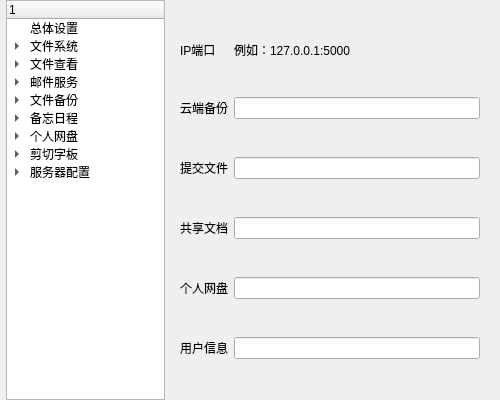
This is Setting/ui/Setting.ui in 3548848289/UniFileHub as Qt 5 draws it before an edit. The edited form follows.
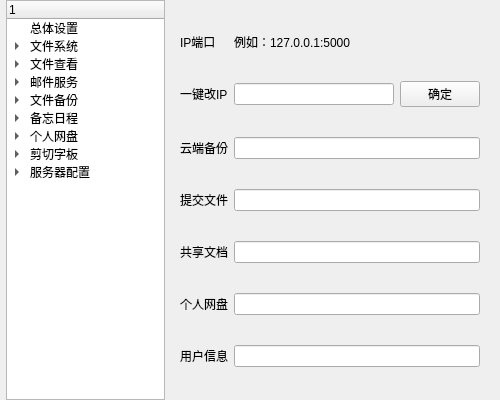
This is the edited form. The open tabs and pages were chosen to show the change. Icons and pictures are not drawn.

What changed in the file:
```diff
--- a/Setting/ui/Setting.ui
+++ b/Setting/ui/Setting.ui
@@ -539,7 +539,7 @@
      </widget>
      <widget class="QWidget" name="server_config">
       <layout class="QGridLayout" name="gridLayout_10">
-       <item row="3" column="0">
+       <item row="4" column="0">
         <widget class="QLabel" name="server_config_label5">
          <property name="text">
           <string>共享文档</string>
@@ -553,27 +553,27 @@
          </property>
         </widget>
        </item>
-       <item row="5" column="0">
+       <item row="6" column="0">
         <widget class="QLabel" name="server_confi_label6">
          <property name="text">
           <string>用户信息</string>
          </property>
         </widget>
        </item>
-       <item row="3" column="2">
+       <item row="4" column="2">
         <widget class="QLineEdit" name="server_config_lineEdit3"/>
        </item>
-       <item row="2" column="0">
+       <item row="3" column="0">
         <widget class="QLabel" name="server_config_label4">
          <property name="text">
           <string>提交文件</string>
          </property>
         </widget>
        </item>
-       <item row="5" column="2">
+       <item row="6" column="2">
         <widget class="QLineEdit" name="server_config_lineEdit4"/>
        </item>
-       <item row="1" column="0">
+       <item row="2" column="0">
         <widget class="QLabel" name="server_config_label3">
          <property name="text">
           <string>云端备份</string>
@@ -593,20 +593,41 @@
          </property>
         </widget>
        </item>
+       <item row="1" column="0">
+        <widget class="QLabel" name="server_config_replaceLabel">
+         <property name="text">
+          <string>一键改IP</string>
+         </property>
+        </widget>
+       </item>
        <item row="1" column="2">
-        <widget class="QLineEdit" name="server_config_lineEdit1"/>
+        <layout class="QHBoxLayout" name="horizontalLayout_server_config_replace">
+         <item>
+          <widget class="QLineEdit" name="server_config_replaceLineEdit"/>
+         </item>
+         <item>
+          <widget class="QPushButton" name="server_config_replaceBtn">
+           <property name="text">
+            <string>确定</string>
+           </property>
+          </widget>
+         </item>
+        </layout>
        </item>
        <item row="2" column="2">
+        <widget class="QLineEdit" name="server_config_lineEdit1"/>
+       </item>
+       <item row="3" column="2">
         <widget class="QLineEdit" name="server_config_lineEdit2"/>
        </item>
-       <item row="4" column="0">
+       <item row="5" column="0">
         <widget class="QLabel" name="server_config_label6">
          <property name="text">
           <string>个人网盘</string>
          </property>
         </widget>
        </item>
-       <item row="4" column="2">
+       <item row="5" column="2">
         <widget class="QLineEdit" name="server_config_lineEdit5"/>
        </item>
       </layout>
```
Left out of the diff: 4 changed lines with no effect on the pictures.
